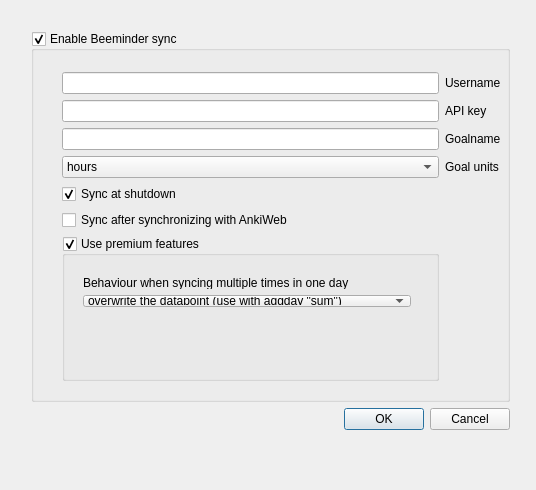
Qt form beetime/beeminder_settings_layout.ui (ianmcb/beetime) before a commit.
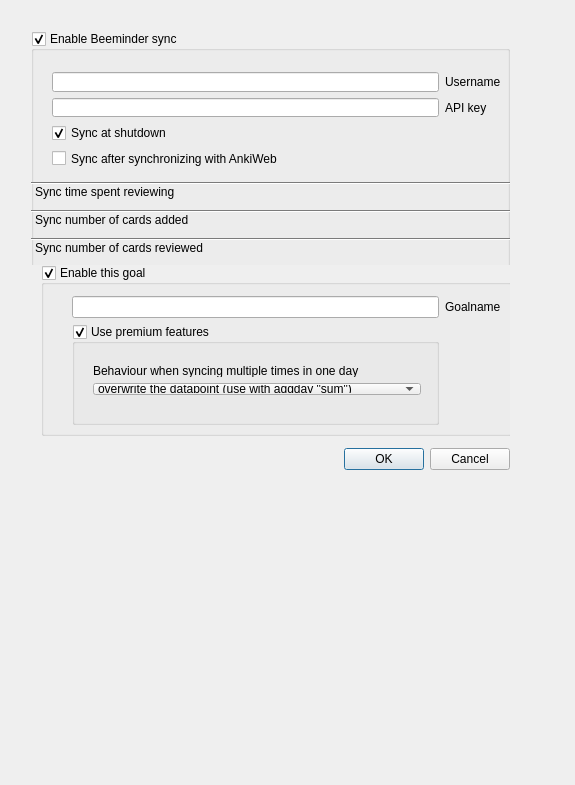
The same form after that commit. The open tabs and pages were chosen to show the change.

Commit message: ui: add placeholders for card goals

What changed in the file:
```diff
--- a/beetime/beeminder_settings_layout.ui
+++ b/beetime/beeminder_settings_layout.ui
@@ -6,8 +6,8 @@
    <rect>
     <x>0</x>
     <y>0</y>
-    <width>536</width>
-    <height>490</height>
+    <width>575</width>
+    <height>785</height>
    </rect>
   </property>
   <property name="windowTitle">
@@ -19,10 +19,10 @@
      <x>20</x>
      <y>20</y>
      <width>501</width>
-     <height>421</height>
+     <height>461</height>
     </rect>
    </property>
-   <layout class="QGridLayout" name="gridLayout">
+   <layout class="QGridLayout" name="top_gridLayout">
     <item row="2" column="0">
      <widget class="QDialogButtonBox" name="buttonBox">
       <property name="standardButtons">
@@ -41,25 +41,116 @@
       <property name="checkable">
        <bool>true</bool>
       </property>
+      <widget class="QWidget" name="gridLayoutWidget_4">
+       <property name="geometry">
+        <rect>
+         <x>10</x>
+         <y>30</y>
+         <width>471</width>
+         <height>118</height>
+        </rect>
+       </property>
+       <layout class="QGridLayout" name="general_gridLayout">
+        <item row="2" column="0">
+         <widget class="QCheckBox" name="shutdown">
+          <property name="enabled">
+           <bool>true</bool>
+          </property>
+          <property name="text">
+           <string>Sync at shutdown</string>
+          </property>
+          <property name="checked">
+           <bool>true</bool>
+          </property>
+         </widget>
+        </item>
+        <item row="1" column="0">
+         <widget class="QLineEdit" name="token"/>
+        </item>
+        <item row="0" column="1">
+         <widget class="QLabel" name="username_label">
+          <property name="text">
+           <string>Username</string>
+          </property>
+         </widget>
+        </item>
+        <item row="0" column="0">
+         <widget class="QLineEdit" name="username"/>
+        </item>
+        <item row="1" column="1">
+         <widget class="QLabel" name="token_label">
+          <property name="text">
+           <string>API key</string>
+          </property>
+         </widget>
+        </item>
+        <item row="3" column="0">
+         <widget class="QCheckBox" name="ankiweb">
+          <property name="text">
+           <string>Sync after synchronizing with AnkiWeb</string>
+          </property>
+         </widget>
+        </item>
+       </layout>
+      </widget>
+      <widget class="QToolBox" name="goals_toolBox">
+       <property name="geometry">
+        <rect>
+         <x>0</x>
+         <y>150</y>
+         <width>521</width>
+         <height>271</height>
+        </rect>
+       </property>
+       <property name="currentIndex">
+        <number>0</number>
+       </property>
+       <widget class="QWidget" name="time_page">
+        <property name="geometry">
+         <rect>
+          <x>0</x>
+          <y>0</y>
+          <width>521</width>
+          <height>178</height>
+         </rect>
+        </property>
+        <attribute name="label">
+         <string>Sync time spent reviewing</string>
+        </attribute>
+        <widget class="QGroupBox" name="time_enabled">
+         <property name="geometry">
+          <rect>
+           <x>10</x>
+           <y>0</y>
+           <width>471</width>
+           <height>171</height>
+          </rect>
+         </property>
+         <property name="title">
+          <string>Enable this goal</string>
+         </property>
+         <property name="checkable">
+          <bool>true</bool>
+         </property>
       <widget class="QWidget" name="gridLayoutWidget_2">
        <property name="geometry">
         <rect>
          <x>20</x>
-         <y>30</y>
-         <width>461</width>
-         <height>331</height>
-        </rect>
-       </property>
-       <layout class="QGridLayout" name="beeminder_gridLayout">
+            <y>20</y>
+            <width>451</width>
+            <height>151</height>
+           </rect>
+          </property>
+          <layout class="QGridLayout" name="gridLayout">
         <item row="2" column="1">
-         <widget class="QLabel" name="slug_label">
+            <widget class="QLabel" name="time_slug_label">
           <property name="text">
            <string>Goalname</string>
           </property>
          </widget>
         </item>
         <item row="3" column="0">
-         <widget class="QComboBox" name="units">
+            <widget class="QComboBox" name="time_units">
           <item>
            <property name="text">
             <string>hours</string>
@@ -77,41 +168,15 @@
           </item>
          </widget>
         </item>
-        <item row="1" column="0">
-         <widget class="QLineEdit" name="token"/>
-        </item>
-        <item row="2" column="0">
-         <widget class="QLineEdit" name="slug"/>
-        </item>
         <item row="3" column="1">
-         <widget class="QLabel" name="units_label">
+            <widget class="QLabel" name="time_units_label">
           <property name="text">
            <string>Goal units</string>
           </property>
          </widget>
         </item>
-        <item row="4" column="0">
-         <widget class="QCheckBox" name="shutdown">
-          <property name="enabled">
-           <bool>true</bool>
-          </property>
-          <property name="text">
-           <string>Sync at shutdown</string>
-          </property>
-          <property name="checked">
-           <bool>true</bool>
-          </property>
-         </widget>
-        </item>
-        <item row="5" column="0">
-         <widget class="QCheckBox" name="ankiweb">
-          <property name="text">
-           <string>Sync after synchronizing with AnkiWeb</string>
-          </property>
-         </widget>
-        </item>
         <item row="6" column="0">
-         <widget class="QGroupBox" name="premium">
+            <widget class="QGroupBox" name="time_premium">
           <property name="title">
            <string>Use premium features</string>
           </property>
@@ -130,6 +195,103 @@
              <height>52</height>
             </rect>
            </property>
+              <layout class="QGridLayout" name="time_premium_gridLayout">
+               <item row="1" column="0">
+                <widget class="QComboBox" name="time_agg">
+                 <item>
+                  <property name="text">
+                   <string extracomment="use with the default sum aggregation">overwrite the datapoint (use with aggday &quot;sum&quot;)</string>
+                  </property>
+                 </item>
+                 <item>
+                  <property name="text">
+                   <string extracomment="use with last or max aggregation">keep multiple datapoints (use with &quot;last&quot;, &quot;max&quot;, ...)</string>
+                  </property>
+                 </item>
+                </widget>
+               </item>
+               <item row="0" column="0">
+                <widget class="QLabel" name="time_agg_label">
+                 <property name="text">
+                  <string>Behaviour when syncing multiple times in one day</string>
+                 </property>
+                </widget>
+               </item>
+              </layout>
+             </widget>
+            </widget>
+           </item>
+           <item row="2" column="0">
+            <widget class="QLineEdit" name="time_slug"/>
+           </item>
+          </layout>
+         </widget>
+        </widget>
+       </widget>
+       <widget class="QWidget" name="added_page">
+        <property name="geometry">
+         <rect>
+          <x>0</x>
+          <y>0</y>
+          <width>521</width>
+          <height>178</height>
+         </rect>
+        </property>
+        <attribute name="label">
+         <string>Sync number of cards added</string>
+        </attribute>
+        <widget class="QGroupBox" name="added_enabled">
+         <property name="geometry">
+          <rect>
+           <x>10</x>
+           <y>0</y>
+           <width>471</width>
+           <height>171</height>
+          </rect>
+         </property>
+         <property name="title">
+          <string>Enable this goal</string>
+         </property>
+         <property name="checkable">
+          <bool>true</bool>
+         </property>
+         <widget class="QWidget" name="gridLayoutWidget_5">
+          <property name="geometry">
+           <rect>
+            <x>20</x>
+            <y>20</y>
+            <width>451</width>
+            <height>141</height>
+           </rect>
+          </property>
+          <layout class="QGridLayout" name="gridLayout_3">
+           <item row="2" column="1">
+            <widget class="QLabel" name="added_slug_label">
+             <property name="text">
+              <string>Goalname</string>
+             </property>
+            </widget>
+           </item>
+           <item row="5" column="0">
+            <widget class="QGroupBox" name="added_premium">
+             <property name="title">
+              <string>Use premium features</string>
+             </property>
+             <property name="checkable">
+              <bool>true</bool>
+             </property>
+             <property name="checked">
+              <bool>true</bool>
+             </property>
+             <widget class="QWidget" name="gridLayoutWidget_6">
+              <property name="geometry">
+               <rect>
+                <x>10</x>
+                <y>30</y>
+                <width>350</width>
+                <height>52</height>
+               </rect>
+              </property>
            <layout class="QGridLayout" name="premium_gridLayout">
             <item row="1" column="0">
              <widget class="QComboBox" name="agg">
@@ -156,24 +318,110 @@
           </widget>
          </widget>
         </item>
-        <item row="0" column="0">
-         <widget class="QLineEdit" name="username"/>
-        </item>
-        <item row="0" column="1">
-         <widget class="QLabel" name="username_label">
+           <item row="2" column="0">
+            <widget class="QLineEdit" name="added_slug"/>
+           </item>
+          </layout>
+         </widget>
+        </widget>
+       </widget>
+       <widget class="QWidget" name="reviewed_page">
+        <property name="geometry">
+         <rect>
+          <x>0</x>
+          <y>0</y>
+          <width>521</width>
+          <height>178</height>
+         </rect>
+        </property>
+        <attribute name="label">
+         <string>Sync number of cards reviewed</string>
+        </attribute>
+        <widget class="QGroupBox" name="reviewed_enabled">
+         <property name="geometry">
+          <rect>
+           <x>10</x>
+           <y>0</y>
+           <width>471</width>
+           <height>171</height>
+          </rect>
+         </property>
+         <property name="title">
+          <string>Enable this goal</string>
+         </property>
+         <property name="checkable">
+          <bool>true</bool>
+         </property>
+         <widget class="QWidget" name="gridLayoutWidget_7">
+          <property name="geometry">
+           <rect>
+            <x>20</x>
+            <y>20</y>
+            <width>451</width>
+            <height>151</height>
+           </rect>
+          </property>
+          <layout class="QGridLayout" name="gridLayout_4">
+           <item row="2" column="1">
+            <widget class="QLabel" name="reviewed_slug_label">
           <property name="text">
-           <string>Username</string>
+              <string>Goalname</string>
           </property>
          </widget>
         </item>
-        <item row="1" column="1">
-         <widget class="QLabel" name="token_label">
+           <item row="5" column="0">
+            <widget class="QGroupBox" name="reviewed_premium">
+             <property name="title">
+              <string>Use premium features</string>
+             </property>
+             <property name="checkable">
+              <bool>true</bool>
+             </property>
+             <property name="checked">
+              <bool>true</bool>
+             </property>
+             <widget class="QWidget" name="gridLayoutWidget_8">
+              <property name="geometry">
+               <rect>
+                <x>10</x>
+                <y>30</y>
+                <width>350</width>
+                <height>52</height>
+               </rect>
+              </property>
+              <layout class="QGridLayout" name="gridLayout_5">
+               <item row="1" column="0">
+                <widget class="QComboBox" name="reviewed_agg">
+                 <item>
           <property name="text">
-           <string>API key</string>
-          </property>
-         </widget>
-        </item>
-       </layout>
+                   <string extracomment="use with the default sum aggregation">overwrite the datapoint (use with aggday &quot;sum&quot;)</string>
+                  </property>
+                 </item>
+                 <item>
+                  <property name="text">
+                   <string extracomment="use with last or max aggregation">keep multiple datapoints (use with &quot;last&quot;, &quot;max&quot;, ...)</string>
+                  </property>
+                 </item>
+                </widget>
+               </item>
+               <item row="0" column="0">
+                <widget class="QLabel" name="reviewed_agg_label">
+                 <property name="text">
+                  <string>Behaviour when syncing multiple times in one day</string>
+                 </property>
+                </widget>
+               </item>
+              </layout>
+             </widget>
+            </widget>
+           </item>
+           <item row="2" column="0">
+            <widget class="QLineEdit" name="reviewed_slug"/>
+           </item>
+          </layout>
+         </widget>
+        </widget>
+       </widget>
       </widget>
      </widget>
     </item>
```
Left out of the diff: 16 changed lines with no effect on the pictures. Lines whose indentation alone changed are shown as unchanged.
